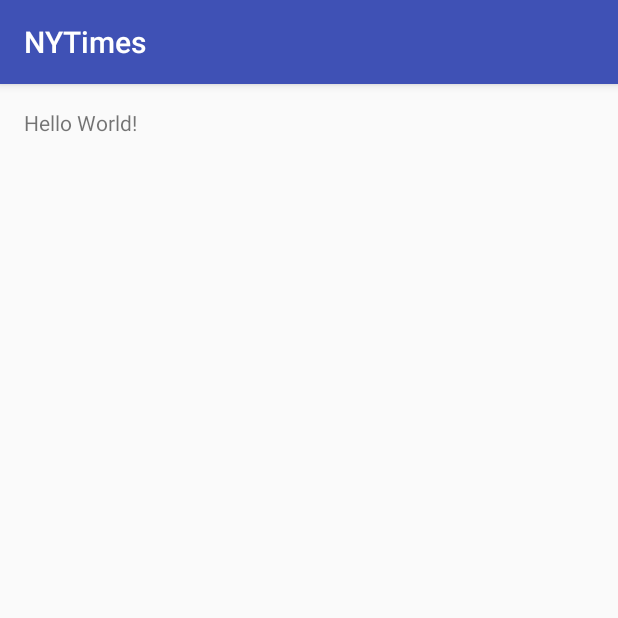
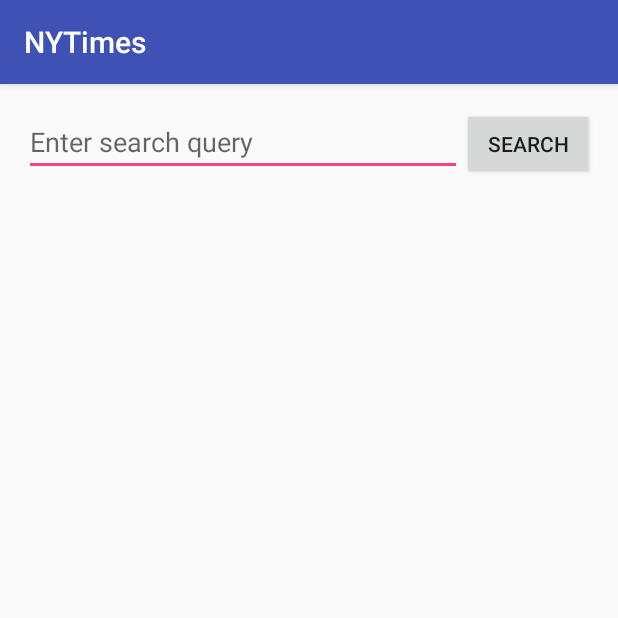
Before and after one commit to ntvinh11586/P5-NYTimes, an Android app: the screen it shows after launch (MainActivity), on a phone screen of 412 x 824 dp, the top half of it. Run offline under Robolectric (Android 15) with nearby library versions, the phone set to English and light mode, and no system bars; our stand-ins replace Picasso; libraries missing offline, so code that uses them is left out: com.loopj.android, cz.msebera.android; pictures from the network do not load.

Commit message:
Search	query using resources from NYTimes search API

```diff
--- a/app/build.gradle
+++ b/app/build.gradle
@@ -23,4 +23,6 @@ dependencies {
     compile fileTree(dir: 'libs', include: ['*.jar'])
     testCompile 'junit:junit:4.12'
     compile 'com.android.support:appcompat-v7:24.2.0'
+    compile 'com.loopj.android:android-async-http:1.4.9'
+    compile 'com.squareup.picasso:picasso:2.5.2'
 }
--- a/app/src/main/AndroidManifest.xml
+++ b/app/src/main/AndroidManifest.xml
@@ -1,6 +1,9 @@
 <?xml version="1.0" encoding="utf-8"?>
 <manifest xmlns:android="http://schemas.android.com/apk/res/android"
     package="com.example.vinh.nytimes">
+
+    <uses-permission android:name="android.permission.INTERNET" />
+    <uses-permission android:name="android.permission.ACCESS_NETWORK_STATE" />
 
     <application
         android:allowBackup="true"
@@ -8,13 +11,14 @@
         android:label="@string/app_name"
         android:supportsRtl="true"
         android:theme="@style/AppTheme">
-        <activity android:name=".MainActivity">
+        <activity android:name=".activities.MainActivity">
             <intent-filter>
                 <action android:name="android.intent.action.MAIN" />
 
                 <category android:name="android.intent.category.LAUNCHER" />
             </intent-filter>
         </activity>
+        <activity android:name=".activities.ArticleActivity"></activity>
     </application>
 
 </manifest>
--- /dev/null
+++ b/app/src/main/java/com/example/vinh/nytimes/activities/MainActivity.java
@@ -0,0 +1,103 @@
+package com.example.vinh.nytimes.activities;
+
+import android.content.Intent;
+import android.os.Bundle;
+import android.support.v7.app.AppCompatActivity;
+import android.util.Log;
+import android.view.View;
+import android.widget.AdapterView;
+import android.widget.Button;
+import android.widget.EditText;
+import android.widget.GridView;
+import android.widget.Toast;
+
+import com.example.vinh.nytimes.Article;
+import com.example.vinh.nytimes.ArticleArrayAdapter;
+import com.example.vinh.nytimes.R;
+import com.loopj.android.http.AsyncHttpClient;
+import com.loopj.android.http.JsonHttpResponseHandler;
+import com.loopj.android.http.RequestParams;
+
+import org.json.JSONArray;
+import org.json.JSONException;
+import org.json.JSONObject;
+
+import java.util.ArrayList;
+
+import cz.msebera.android.httpclient.Header;
+
+public class MainActivity extends AppCompatActivity {
+
+    EditText etQuery;
+    GridView gvResults;
+    Button btnSearch;
+
+    ArrayList<Article> articles;
+    ArticleArrayAdapter adapter;
+
+    @Override
+    protected void onCreate(Bundle savedInstanceState) {
+        super.onCreate(savedInstanceState);
+        setContentView(R.layout.activity_main);
+
+        setupViews();
+    }
+
+    public void setupViews() {
+        etQuery = (EditText)findViewById(R.id.etQuery);
+        gvResults = (GridView)findViewById(R.id.gvResults);
+        btnSearch = (Button)findViewById(R.id.btnSearch);
+        articles = new ArrayList<>();
+        adapter = new ArticleArrayAdapter(this, articles);
+        gvResults.setAdapter(adapter);
+
+        gvResults.setOnItemClickListener(new AdapterView.OnItemClickListener() {
+            @Override
+            public void onItemClick(AdapterView<?> adapterView, View view, int pos, long l) {
+                Intent i = new Intent(getApplicationContext(), ArticleActivity.class);
+
+                Article article = articles.get(pos);
+
+                i.putExtra("article", article);
+
+                startActivity(i);
+            }
+        });
+    }
+
+    public void onArticleSearch(View view) {
+        String query = etQuery.getText().toString();
+
+        AsyncHttpClient client = new AsyncHttpClient();
+        String url = "https://api.nytimes.com/svc/search/v2/articlesearch.json";
+
+        RequestParams params = new RequestParams();
+        params.put("api-key", "51065f56d04445baa91280fa70489e8e");
+        params.put("page", 0);
+        params.put("q", query);
+
+        client.get(url, params, new JsonHttpResponseHandler() {
+            @Override
+            public void onSuccess(int statusCode, Header[] headers, JSONObject response) {
+//                Toast.makeText(MainActivity.this, "OK", Toast.LENGTH_SHORT).show();
+                Log.d("DEBUG", response.toString());
+                JSONArray articleJsonResults = null;
+
+                try {
+                    articleJsonResults = response.getJSONObject("response").getJSONArray("docs");
+                    adapter.addAll(Article.fromJSONArray(articleJsonResults));
+//                    adapter.notifyDataSetChanged();
+                    Log.d("DEBUG", articles.toString());
+                } catch (JSONException e) {
+                    e.printStackTrace();
+                }
+
+            }
+            @Override
+            public void onFailure(int statusCode, Header[] headers, String res, Throwable t) {
+                Toast.makeText(MainActivity.this, res.toString(), Toast.LENGTH_SHORT).show();
+            }
+        });
+
+    }
+}
--- a/app/src/main/res/layout/activity_main.xml
+++ b/app/src/main/res/layout/activity_main.xml
@@ -7,10 +7,35 @@
     android:paddingLeft="@dimen/activity_horizontal_margin"
     android:paddingRight="@dimen/activity_horizontal_margin"
     android:paddingTop="@dimen/activity_vertical_margin"
-    tools:context="com.example.vinh.nytimes.MainActivity">
+    tools:context=".activities.MainActivity">
 
-    <TextView
+    <EditText
         android:layout_width="wrap_content"
         android:layout_height="wrap_content"
-        android:text="Hello World!" />
+        android:id="@+id/etQuery"
+        android:layout_alignParentTop="true"
+        android:layout_alignParentLeft="true"
+        android:layout_alignParentStart="true"
+        android:layout_toLeftOf="@+id/btnSearch"
+        android:layout_toStartOf="@+id/btnSearch"
+        android:hint="Enter search query"/>
+
+    <Button
+        android:layout_width="wrap_content"
+        android:layout_height="wrap_content"
+        android:text="Search"
+        android:id="@+id/btnSearch"
+        android:layout_alignParentTop="true"
+        android:layout_alignParentRight="true"
+        android:layout_alignParentEnd="true"
+        android:onClick="onArticleSearch"/>
+
+    <GridView
+        android:layout_width="match_parent"
+        android:layout_height="match_parent"
+        android:id="@+id/gvResults"
+        android:layout_below="@+id/btnSearch"
+        android:layout_centerHorizontal="true"
+        android:numColumns="4" />
+
 </RelativeLayout>
--- a/app/src/main/res/values/strings.xml
+++ b/app/src/main/res/values/strings.xml
@@ -1,3 +1,5 @@
 <resources>
     <string name="app_name">NYTimes</string>
+    <string name="hint">Enter search query</string>
+    <string name="hints">Enter search query</string>
 </resources>
```
Also changed, not shown: app/src/main/java/com/example/vinh/nytimes/Article.java (added, +63 -0 lines), app/src/main/java/com/example/vinh/nytimes/ArticleArrayAdapter.java (added, +49 -0 lines), app/src/main/java/com/example/vinh/nytimes/MainActivity.java (deleted, +0 -13 lines), app/src/main/java/com/example/vinh/nytimes/activities/ArticleActivity.java (added, +35 -0 lines), app/src/main/res/layout/activity_article.xml (added, +17 -0 lines), app/src/main/res/layout/item_article_result.xml (added, +19 -0 lines).
